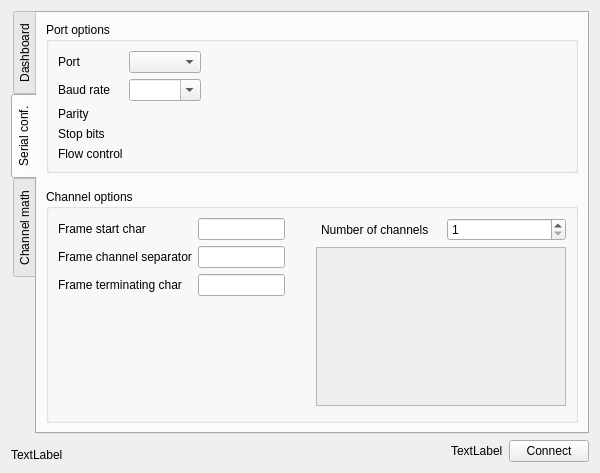
Before: the Qt Designer form mainwindow.ui in vedranMv/dataDashboard, drawn with Qt 5.
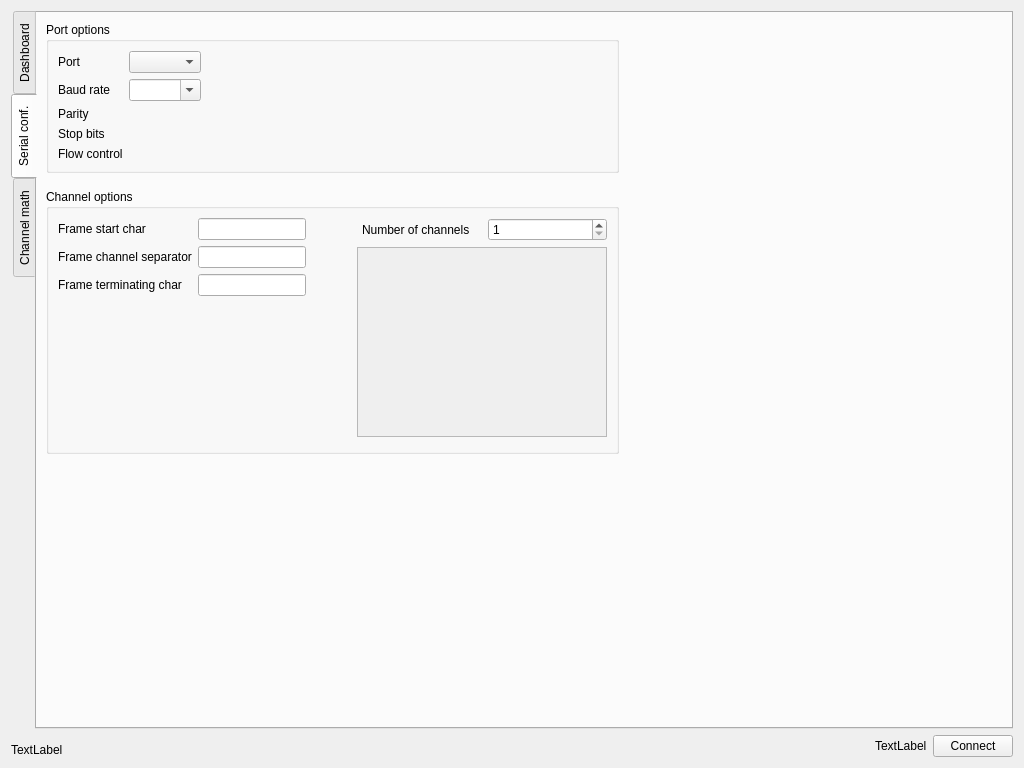
After: the same form once the commit is applied. The open tabs and pages were chosen to show the change.

Commit message: Cleanup after moving orientation window into a spearate class

Diff of the .ui file:
```diff
--- a/mainwindow.ui
+++ b/mainwindow.ui
@@ -6,8 +6,8 @@
    <rect>
     <x>0</x>
     <y>0</y>
-    <width>600</width>
-    <height>473</height>
+    <width>1024</width>
+    <height>768</height>
    </rect>
   </property>
   <property name="windowTitle">
@@ -299,7 +299,7 @@
                    <x>0</x>
                    <y>0</y>
                    <width>248</width>
-                   <height>110</height>
+                   <height>143</height>
                   </rect>
                  </property>
                  <layout class="QVBoxLayout" name="verticalLayout_5">
@@ -322,8 +322,34 @@
            </layout>
           </widget>
          </item>
+         <item>
+          <spacer name="verticalSpacer_5">
+           <property name="orientation">
+            <enum>Qt::Vertical</enum>
+           </property>
+           <property name="sizeHint" stdset="0">
+            <size>
+             <width>20</width>
+             <height>40</height>
+            </size>
+           </property>
+          </spacer>
+         </item>
         </layout>
        </item>
+       <item>
+        <spacer name="horizontalSpacer_8">
+         <property name="orientation">
+          <enum>Qt::Horizontal</enum>
+         </property>
+         <property name="sizeHint" stdset="0">
+          <size>
+           <width>40</width>
+           <height>20</height>
+          </size>
+         </property>
+        </spacer>
+       </item>
       </layout>
      </widget>
      <widget class="QWidget" name="mathconfTab">
```
Left out of the diff: 28 changed lines with no effect on the pictures. The commit also changes 8 other files.
